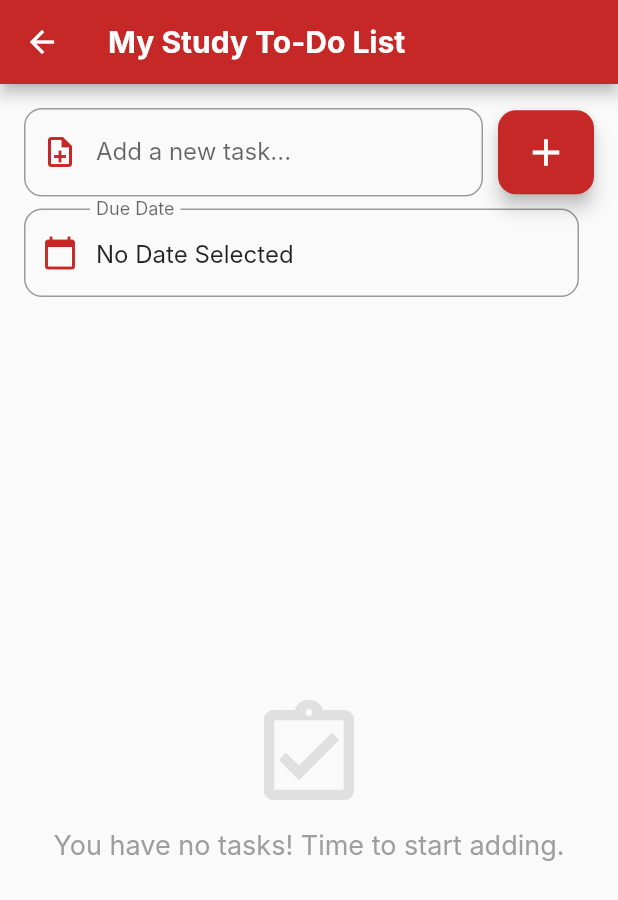
After one commit to arishaahmad/study-mate-application, a Flutter app: the ToDoListScreen screen opened directly, on a phone screen of 412 x 824 dp. The commit adds this screen. Shown: the top 900 px of the screen. Run offline on Flutter 3.47's test engine with Material 3 defaults, Android fonts, the phone set to English and light mode, and no system bars; our stand-ins replace supabase_flutter; accounts and stored records are empty; Roboto replaces fonts that are missing (Inter).

Commit message:
To-do list added

```diff
--- /dev/null
+++ b/lib/screens/todo_list_screen.dart
@@ -0,0 +1,413 @@
+import 'package:flutter/material.dart';
+import 'package:supabase_flutter/supabase_flutter.dart';
+import 'package:intl/intl.dart';
+
+// Get the Supabase client instance
+final supabase = Supabase.instance.client;
+
+class ToDoListScreen extends StatefulWidget {
+  const ToDoListScreen({super.key});
+
+  @override
+  State<ToDoListScreen> createState() => _ToDoListScreenState();
+}
+
+class _ToDoListScreenState extends State<ToDoListScreen> {
+  final TextEditingController _taskController = TextEditingController();
+  DateTime? _selectedDueDate;
+
+  // Storing the stream as a late variable ensures it is initialized once.
+  // This is the key fix for maintaining a single, continuous real-time connection,
+  // preventing the need to exit and re-enter the screen for updates.
+  late final Stream<List<Map<String, dynamic>>> _todosStream;
+
+  @override
+  void initState() {
+    super.initState();
+    // Initialize the stream only once when the widget is created
+    _todosStream = _getTodosStream();
+  }
+
+  // Method to fetch the real-time stream of To-Do items for the current user.
+  Stream<List<Map<String, dynamic>>> _getTodosStream() {
+    // Using the stream() method for real-time updates from Supabase.
+    return supabase
+        .from('todos')
+        .stream(primaryKey: ['id'])
+        .order('created_at', ascending: true) // Sort by creation time
+        .map((dataList) => dataList.cast<Map<String, dynamic>>());
+  }
+
+  // Function to open the date picker
+  Future<void> _selectDueDate() async {
+    final DateTime? pickedDate = await showDatePicker(
+      context: context,
+      initialDate: _selectedDueDate ?? DateTime.now().add(const Duration(days: 1)),
+      firstDate: DateTime.now(),
+      lastDate: DateTime.now().add(const Duration(days: 365 * 5)),
+      builder: (context, child) {
+        return Theme(
+          data: ThemeData(
+            colorScheme: ColorScheme.light(
+              primary: Theme.of(context).primaryColor, // Red theme color
+              onPrimary: Colors.white,
+              onSurface: Colors.black,
+            ),
+          ),
+          child: child!,
+        );
+      },
+    );
+
+    if (pickedDate != null) {
+      setState(() {
+        _selectedDueDate = pickedDate;
+      });
+    }
+  }
+
+  // Method to add a new task
+  Future<void> _addTask() async {
+    final taskText = _taskController.text.trim();
+    final userId = supabase.auth.currentUser?.id; // Check for user ID
+
+    if (taskText.isEmpty) {
+      ScaffoldMessenger.of(context).showSnackBar(
+        const SnackBar(content: Text('Please enter a task description.')),
+      );
+      return;
+    }
+
+    // Check if user is logged in before inserting
+    if (userId == null) {
+      ScaffoldMessenger.of(context).showSnackBar(
+        const SnackBar(
+          content: Text('Error: You must be logged in to add a task.'),
+          backgroundColor: Colors.red,
+        ),
+      );
+      return;
+    }
+
+    try {
+      await supabase.from('todos').insert({
+        'user_id': userId,
+        'task': taskText,
+        'is_complete': false,
+        'due_date': _selectedDueDate?.toIso8601String(), // Add due date
+      });
+
+      _taskController.clear(); // Clear the input field
+      setState(() {
+        _selectedDueDate = null; // Clear the selected date
+      });
+
+    } catch (e) {
+      print('Error adding task: $e');
+      ScaffoldMessenger.of(context).showSnackBar(
+        SnackBar(content: Text('Failed to add task: Database or RLS error. ${e.toString()}')),
+      );
+    }
+  }
+
+  // Method to toggle the completion status of a task
+  Future<void> _toggleTaskStatus(String taskId, bool currentStatus) async {
+    try {
+      // This database update correctly triggers the Supabase real-time stream.
+      await supabase.from('todos').update({
+        'is_complete': !currentStatus,
+      }).eq('id', taskId);
+      // NO setState() is needed here. The StreamBuilder handles the UI refresh instantly.
+    } catch (e) {
+      print('Error toggling task status: $e');
+      ScaffoldMessenger.of(context).showSnackBar(
+        SnackBar(content: Text('Failed to update task: ${e.toString()}')),
+      );
+    }
+  }
+
+  // Method to delete a task
+  Future<void> _deleteTask(String taskId) async {
+    try {
+      await supabase.from('todos').delete().eq('id', taskId);
+      // UI updates automatically
+    } catch (e) {
+      print('Error deleting task: $e');
+      ScaffoldMessenger.of(context).showSnackBar(
+        SnackBar(content: Text('Failed to delete task: ${e.toString()}')),
+      );
+    }
+  }
+
+  // Helper widget to build a single task tile
+  Widget _buildTaskTile(Map<String, dynamic> task) {
+    final primaryColor = Theme.of(context).primaryColor;
+    final taskId = task['id'] as String;
+    final taskText = task['task'] as String;
+    final isComplete = task['is_complete'] as bool;
+    final dueDateRaw = task['due_date'];
+    DateTime? dueDate;
+
+    // Safely parse the due date string
+    if (dueDateRaw is String) {
+      // Convert to local time for accurate comparison/display
+      dueDate = DateTime.tryParse(dueDateRaw)?.toLocal();
+    }
+
+    // Check if the due date is in the past
+    final bool isOverdue = dueDate != null && dueDate.isBefore(DateTime.now().subtract(const Duration(days: 1)));
+
+    return Dismissible(
+      key: ValueKey(taskId), // Unique key for the task
+      direction: DismissDirection.endToStart, // Swipe right-to-left
+      background: Container(
+        alignment: Alignment.centerRight,
+        padding: const EdgeInsets.only(right: 20),
+        decoration: BoxDecoration(
+          color: Colors.red.shade600,
+          borderRadius: BorderRadius.circular(12),
+        ),
+        child: const Icon(Icons.delete_forever, color: Colors.white, size: 30),
+      ),
+      confirmDismiss: (direction) async {
+        return await showDialog(
+          context: context,
+          builder: (BuildContext context) {
+            return AlertDialog(
+              title: const Text("Confirm Delete"),
+              content: const Text("Are you sure you want to delete this task?"),
+              actions: <Widget>[
+                TextButton(
+                  onPressed: () => Navigator.of(context).pop(false),
+                  child: Text("CANCEL", style: TextStyle(color: primaryColor)),
+                ),
+                ElevatedButton(
+                  onPressed: () => Navigator.of(context).pop(true),
+                  style: ElevatedButton.styleFrom(
+                      backgroundColor: Colors.red,
+                      foregroundColor: Colors.white
+                  ),
+                  child: const Text("DELETE"),
+                ),
+              ],
+            );
+          },
+        );
+      },
+      onDismissed: (direction) {
+        _deleteTask(taskId);
+      },
+      child: Card(
+        elevation: 3,
+        shape: RoundedRectangleBorder(borderRadius: BorderRadius.circular(12)),
+        margin: const EdgeInsets.symmetric(vertical: 8),
+        child: ListTile(
+          // Checkbox to toggle completion status
+            leading: Checkbox(
+              value: isComplete,
+              onChanged: (bool? newValue) {
+                // Trigger the database update
+                _toggleTaskStatus(taskId, isComplete);
+              },
+              activeColor: primaryColor,
+            ),
+
+            // Task Text and Due Date
+            title: Text(
+              taskText,
+              style: TextStyle(
+                fontSize: 16,
+                decoration: isComplete ? TextDecoration.lineThrough : null,
+                color: isComplete ? Colors.grey.shade600 : Colors.black87,
+                fontWeight: FontWeight.w500,
+              ),
+            ),
+            subtitle: dueDate != null
+                ? Text(
+              'Due: ${DateFormat.yMMMd().format(dueDate)}',
+              style: TextStyle(
+                fontSize: 12,
+                color: isComplete ? Colors.grey : (isOverdue ? Colors.red.shade600 : Colors.black54),
+                fontWeight: isOverdue ? FontWeight.bold : FontWeight.normal,
+              ),
+            )
+                : const Text('No Due Date', style: TextStyle(fontSize: 12, color: Colors.black45)),
+
+            // Swipe indicator
+            trailing: Icon(
+              Icons.drag_handle,
+              color: Colors.grey.shade300,
+            ),
+
+            onTap: () {
+              // Tapping also toggles the status
+              _toggleTaskStatus(taskId, isComplete);
+            }
+        ),
+      ),
+    );
+  }
+
+  @override
+  Widget build(BuildContext context) {
+    final primaryColor = Theme.of(context).primaryColor;
+
+    return Scaffold(
+      appBar: AppBar(
+        title: const Text(
+          'My Study To-Do List',
+          style: TextStyle(fontWeight: FontWeight.bold),
+        ),
+        backgroundColor: primaryColor,
+        foregroundColor: Colors.white,
+        elevation: 4,
+      ),
+      body: Center(
+        child: ConstrainedBox(
+          constraints: const BoxConstraints(maxWidth: 600),
+          child: Column(
+            children: <Widget>[
+              // --- TASK INPUT AREA ---
+              Padding(
+                padding: const EdgeInsets.all(16.0),
+                child: Column(
+                  children: [
+                    Row(
+                      children: <Widget>[
+                        // Text Field for new task
+                        Expanded(
+                          child: TextField(
+                            controller: _taskController,
+                            decoration: InputDecoration(
+                              labelText: 'Add a new task...',
+                              border: OutlineInputBorder(
+                                borderRadius: BorderRadius.circular(12),
+                              ),
+                              focusedBorder: OutlineInputBorder(
+                                borderRadius: BorderRadius.circular(12),
+                                borderSide: BorderSide(color: primaryColor, width: 2),
+                              ),
+                              prefixIcon: Icon(Icons.note_add_outlined, color: primaryColor),
+                            ),
+                            onSubmitted: (value) => _addTask(), // Allows adding task via keyboard enter
+                          ),
+                        ),
+                        const SizedBox(width: 10),
+
+                        // Add Button
+                        SizedBox(
+                          height: 56, // Match height of TextField
+                          child: ElevatedButton(
+                            onPressed: _addTask,
+                            style: ElevatedButton.styleFrom(
+                              backgroundColor: primaryColor,
+                              shape: RoundedRectangleBorder(
+                                borderRadius: BorderRadius.circular(12),
+                              ),
+                              elevation: 5,
+                            ),
+                            child: const Icon(Icons.add, color: Colors.white, size: 30),
+                          ),
+                        ),
+                      ],
+                    ),
+                    const SizedBox(height: 8),
+
+                    // DUE DATE SELECTOR
+                    Row(
+                      children: [
+                        Expanded(
+                          child: InkWell(
+                            onTap: _selectDueDate,
+                            child: InputDecorator(
+                              decoration: InputDecoration(
+                                labelText: 'Due Date',
+                                border: OutlineInputBorder(
+                                  borderRadius: BorderRadius.circular(12),
+                                ),
+                                prefixIcon: Icon(Icons.calendar_today, color: primaryColor),
+                              ),
+                              child: Text(
+                                _selectedDueDate == null
+                                    ? 'No Date Selected'
+                                    : DateFormat.yMMMd().format(_selectedDueDate!),
+                                style: const TextStyle(fontSize: 16),
+                              ),
+                            ),
+                          ),
+                        ),
+                        const SizedBox(width: 10),
+                        // Clear Date Button
+                        if (_selectedDueDate != null)
+                          IconButton(
+                            onPressed: () => setState(() => _selectedDueDate = null),
+                            icon: const Icon(Icons.clear, color: Colors.red),
+                          ),
+                      ],
+                    ),
+                  ],
+                ),
+              ),
+
+              // --- TO-DO LIST STREAM BUILDER ---
+              Expanded(
+                child: StreamBuilder<List<Map<String, dynamic>>>(
+                  // Using the initialized stream from initState for stability and real-time updates
+                  stream: _todosStream,
+                  builder: (context, snapshot) {
+                    // 1. Error state
+                    if (snapshot.hasError) {
+                      return Center(
+                        child: Text(
+                          'Error loading tasks: ${snapshot.error}',
+                          style: const TextStyle(color: Colors.red),
+                          textAlign: TextAlign.center,
+                        ),
+                      );
+                    }
+
+                    // 2. Loading state
+                    if (snapshot.connectionState == ConnectionState.waiting) {
+                      return Center(
+                        child: CircularProgressIndicator(color: primaryColor),
+                      );
+                    }
+
+                    // 3. Data available state
+                    final tasks = snapshot.data;
+
+                    if (tasks == null || tasks.isEmpty) {
+                      // Empty state
+                      return Center(
+                        child: Column(
+                          mainAxisAlignment: MainAxisAlignment.center,
+                          children: [
+                            Icon(Icons.assignment_turned_in_outlined, size: 80, color: Colors.grey.shade300),
+                            const SizedBox(height: 10),
+                            const Text(
+                              'You have no tasks! Time to start adding.',
+                              style: TextStyle(fontSize: 18, color: Colors.grey),
+                            ),
+                          ],
+                        ),
+                      );
+                    }
+
+                    // 4. List View of Tasks
+                    return ListView.builder(
+                      padding: const EdgeInsets.symmetric(horizontal: 16.0, vertical: 8.0),
+                      itemCount: tasks.length,
+                      itemBuilder: (context, index) {
+                        return _buildTaskTile(tasks[index]);
+                      },
+                    );
+                  },
+                ),
+              ),
+            ],
+          ),
+        ),
+      ),
+    );
+  }
+}
--- a/pubspec.yaml
+++ b/pubspec.yaml
@@ -31,6 +31,7 @@ dependencies:
   flutter:
     sdk: flutter
   supabase_flutter: ^2.5.0
+  intl: ^0.18.1
 
 
 
```
Also changed, not shown: lib/screens/dashboard_screen.dart (+7 -7 lines), pubspec.lock.
